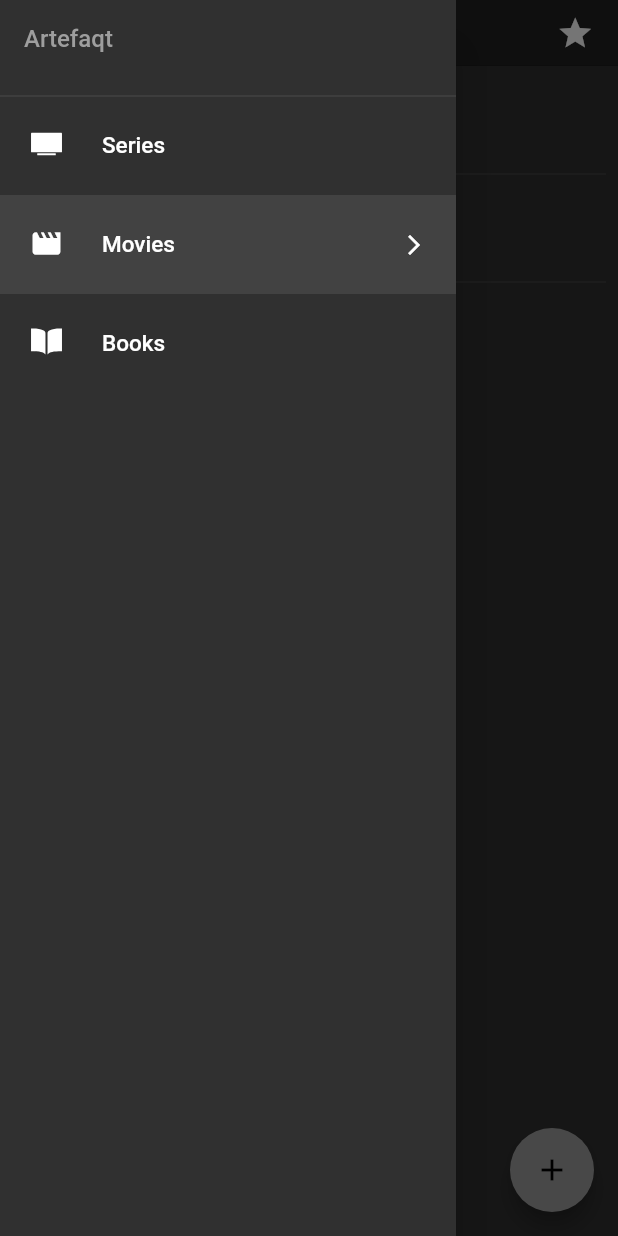
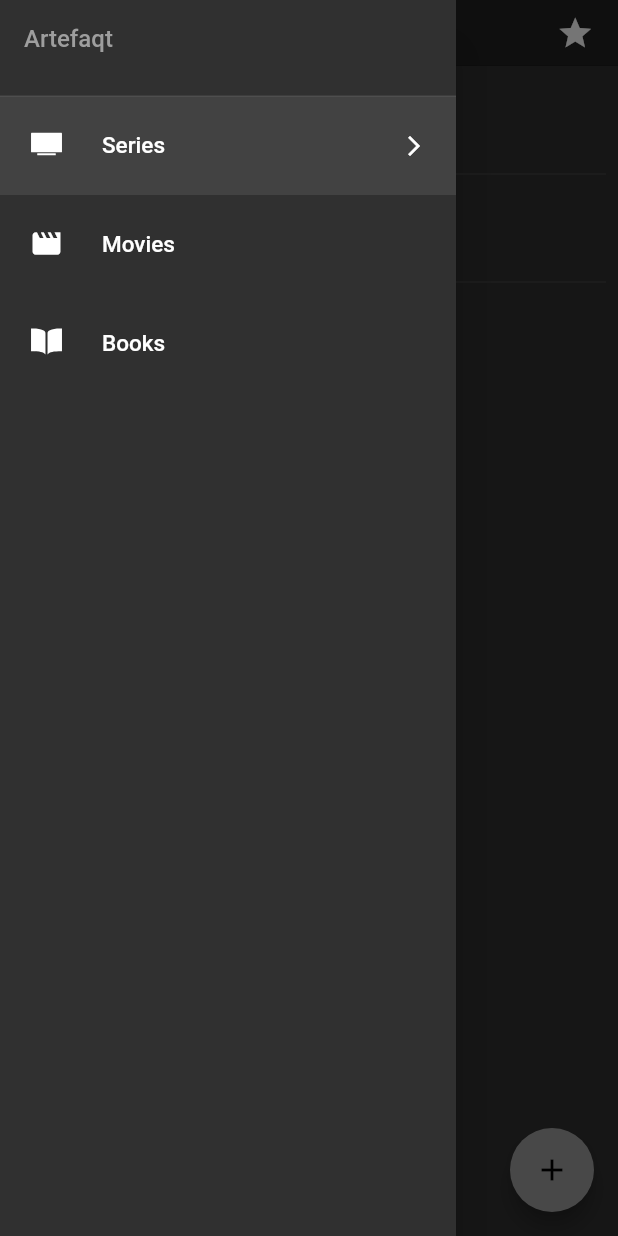
Before and after one commit to AndGreen/artefaqt, a Flutter app: the screen it shows after launch, with the side drawer open, on a phone screen of 412 x 824 dp. Run offline on Flutter 3.47's test engine with Material 2 defaults, Android fonts, the light colour scheme and no system bars; our stand-ins replace flutter_bloc, ionicons, modal_bottom_sheet, rive.

Commit message:
replaced bloc to provider

```diff
--- a/lib/blocs/bloc/categories_bloc.dart
+++ /dev/null
@@ -1,16 +0,0 @@
-import 'package:bloc/bloc.dart';
-import 'package:equatable/equatable.dart';
-import 'package:meta/meta.dart';
-
-import 'package:artefaqt/model.dart';
-
-part 'categories_event.dart';
-part 'categories_state.dart';
-
-class CategoriesBloc extends Bloc<CategoriesEvent, CategoriesState> {
-  CategoriesBloc() : super(CategoriesState.initial()) {
-    on<ChangeCategoriesEvent>((event, emit) {
-      emit(CategoriesState(selectedCategory: event.category));
-    });
-  }
-}
--- a/lib/blocs/bloc/categories_event.dart
+++ /dev/null
@@ -1,14 +0,0 @@
-part of 'categories_bloc.dart';
-
-@immutable
-abstract class CategoriesEvent extends Equatable {
-  const CategoriesEvent();
-
-  @override
-  List<Object> get props => [];
-}
-
-class ChangeCategoriesEvent extends CategoriesEvent {
-  final Categories category;
-  const ChangeCategoriesEvent({required this.category});
-}
--- a/lib/blocs/bloc/categories_state.dart
+++ /dev/null
@@ -1,24 +0,0 @@
-part of 'categories_bloc.dart';
-
-class CategoriesState extends Equatable {
-  final Categories selectedCategory;
-
-  const CategoriesState({required this.selectedCategory});
-
-  factory CategoriesState.initial() =>
-      const CategoriesState(selectedCategory: Categories.movies);
-
-  @override
-  List<Object> get props => [selectedCategory];
-
-  @override
-  bool get stringify => true;
-
-  CategoriesState copyWith({
-    Categories? selectedCategory,
-  }) {
-    return CategoriesState(
-      selectedCategory: selectedCategory ?? this.selectedCategory,
-    );
-  }
-}
--- a/lib/components/app_bar.dart
+++ b/lib/components/app_bar.dart
@@ -1,9 +1,9 @@
-import 'package:artefaqt/blocs/bloc/categories_bloc.dart';
+import 'package:artefaqt/model.dart';
+import 'package:artefaqt/utils.dart';
 import 'package:flutter/material.dart';
 import 'package:flutter/cupertino.dart';
-import 'package:flutter_bloc/flutter_bloc.dart';
 import 'package:ionicons/ionicons.dart';
-import 'package:artefaqt/utils.dart';
+import 'package:provider/provider.dart';
 
 class CustomAppBar extends StatelessWidget with PreferredSizeWidget {
   const CustomAppBar({Key? key, this.title, this.showMenuButton = false})
@@ -37,15 +37,10 @@ class CustomAppBar extends StatelessWidget with PreferredSizeWidget {
                 Scaffold.of(context).openDrawer();
               },
               child: const Icon(Ionicons.menu_outline)),
-        middle: BlocBuilder<CategoriesBloc, CategoriesState>(
-          builder: (context, state) {
-            return Text(
-              state.selectedCategory.getTitle(),
+          middle: Text(
+            context.watch<AppModel>().selectedCategory.getTitle(),
             style: const TextStyle(color: Colors.white),
-            );
-          },
-        ),
-      );
+          ));
     }
   }
 
--- a/lib/components/drawer.dart
+++ b/lib/components/drawer.dart
@@ -1,16 +1,15 @@
-import 'package:artefaqt/blocs/bloc/categories_bloc.dart';
 import 'package:flutter/material.dart';
 import 'package:flutter_bloc/flutter_bloc.dart';
 import 'package:ionicons/ionicons.dart';
 
 import '../model.dart';
 
-BlocBuilder _tile(
+Builder _tile(
     {required String title,
     required IconData icon,
     required Categories category}) {
-  return BlocBuilder<CategoriesBloc, CategoriesState>(
-    builder: (context, state) {
+  return Builder(
+    builder: (BuildContext context) {
       return ListTile(
         horizontalTitleGap: 8,
         contentPadding:
@@ -20,19 +19,17 @@ BlocBuilder _tile(
               fontWeight: FontWeight.w500,
               fontSize: 15,
             )),
-        trailing: state.selectedCategory == category
+        trailing: context.watch<AppModel>().selectedCategory == category
             ? const Icon(
                 Icons.arrow_forward_ios,
                 size: 16,
               )
             : const Spacer(),
-        selected: state.selectedCategory == category,
+        selected: context.watch<AppModel>().selectedCategory == category,
         selectedColor: Colors.white,
         selectedTileColor: Colors.grey[800],
         onTap: () {
-          context
-              .read<CategoriesBloc>()
-              .add(ChangeCategoriesEvent(category: category));
+          context.read<AppModel>().updateSelectedCategory(category);
           Scaffold.of(context).closeDrawer();
         },
         leading: Icon(
@@ -49,9 +46,8 @@ class CustomDrawer extends StatelessWidget {
 
   @override
   Widget build(BuildContext context) {
-    return Drawer(child: BlocBuilder<CategoriesBloc, CategoriesState>(
-      builder: (context, state) {
-        return ListView(
+    return Drawer(
+        child: ListView(
       children: [
         const SizedBox(
             height: 64.0,
@@ -70,17 +66,12 @@ class CustomDrawer extends StatelessWidget {
             title: 'Series',
             icon: Ionicons.tv_sharp,
             category: Categories.series),
-            _tile(
-                title: 'Movies',
-                icon: Icons.movie,
-                category: Categories.movies),
+        _tile(title: 'Movies', icon: Icons.movie, category: Categories.movies),
         _tile(
             title: 'Books',
             icon: Ionicons.book_sharp,
             category: Categories.books),
       ],
-        );
-      },
     ));
   }
 }
--- a/lib/main.dart
+++ b/lib/main.dart
@@ -1,10 +1,10 @@
-import 'package:artefaqt/blocs/bloc/categories_bloc.dart';
+import 'package:artefaqt/model.dart';
 import 'package:flutter/material.dart';
 import 'package:artefaqt/screens/detail.dart';
-import 'package:flutter_bloc/flutter_bloc.dart';
 import 'package:modal_bottom_sheet/modal_bottom_sheet.dart';
 
 import 'package:artefaqt/screens/home.dart';
+import 'package:provider/provider.dart';
 
 void main() => runApp(const MyApp());
 
@@ -13,8 +13,8 @@ class MyApp extends StatelessWidget {
 
   @override
   Widget build(BuildContext context) {
-    return BlocProvider(
-        create: (context) => CategoriesBloc(),
+    return ChangeNotifierProvider(
+        create: (context) => AppModel(),
         child: MaterialApp(
             title: 'welcome',
             debugShowCheckedModeBanner: false,
--- a/lib/model.dart
+++ b/lib/model.dart
@@ -1 +1,12 @@
+import 'package:flutter/material.dart';
+
 enum Categories { series, movies, books }
+
+class AppModel extends ChangeNotifier {
+  Categories selectedCategory = Categories.series;
+
+  void updateSelectedCategory(Categories category) {
+    selectedCategory = category;
+    notifyListeners();
+  }
+}
--- a/lib/screens/detail.dart
+++ b/lib/screens/detail.dart
@@ -24,10 +24,8 @@ class _DetailViewState extends State<DetailView> {
   @override
   Widget build(BuildContext context) {
     return Scaffold(
-      body: Container(
-          child: GestureDetector(
+      body: GestureDetector(
           onTap: () {
-                print('On click!');
             setState(() {
               _jumpController.isActive = true;
               _controller.isActive = true;
@@ -43,7 +41,7 @@ class _DetailViewState extends State<DetailView> {
                     onInit: (_) => setState(() {
                       _jumpController.isActive = false;
                     }),
-                      ))))),
+                  )))),
       appBar: const CustomAppBar(title: 'Detail View'),
     );
   }
--- a/lib/screens/home.dart
+++ b/lib/screens/home.dart
@@ -3,10 +3,8 @@ import 'package:artefaqt/model.dart';
 import 'package:flutter/material.dart';
 import 'package:artefaqt/components/app_bar.dart';
 import 'package:artefaqt/utils.dart';
-import 'package:flutter_bloc/flutter_bloc.dart';
 import 'package:modal_bottom_sheet/modal_bottom_sheet.dart';
-
-import '../blocs/bloc/categories_bloc.dart';
+import 'package:provider/provider.dart';
 
 class HomeView extends StatelessWidget {
   const HomeView({Key? key}) : super(key: key);
@@ -36,9 +34,7 @@ class HomeView extends StatelessWidget {
         appBar: const CustomAppBar(
           showMenuButton: true,
         ),
-        body: BlocBuilder<CategoriesBloc, CategoriesState>(
-          builder: (context, state) {
-            return ListView.separated(
+        body: ListView.separated(
           padding: const EdgeInsets.all(8),
           itemCount: entries.length,
           itemBuilder: (BuildContext context, int index) {
@@ -48,12 +44,10 @@ class HomeView extends StatelessWidget {
                 }),
                 child: ListTile(
                     title: Text(
-                            '${state.selectedCategory.getTitle()} ${entries[index]}')));
+                        '${context.watch<AppModel>().selectedCategory.getTitle()} ${entries[index]}')));
           },
           separatorBuilder: (BuildContext context, int index) =>
               const Divider(),
-            );
-          },
         ));
   }
 }
--- a/pubspec.yaml
+++ b/pubspec.yaml
@@ -31,9 +31,9 @@ dependencies:
   equatable: ^2.0.3
   flutter:
     sdk: flutter
-  flutter_bloc: ^8.0.1
   ionicons: ^0.1.2
   modal_bottom_sheet: ^2.0.1
+  provider: ^6.0.3
   rive: ^0.9.0
 
 dev_dependencies:
```
Also changed, not shown: pubspec.lock. Lines whose indentation alone changed are shown as unchanged.
